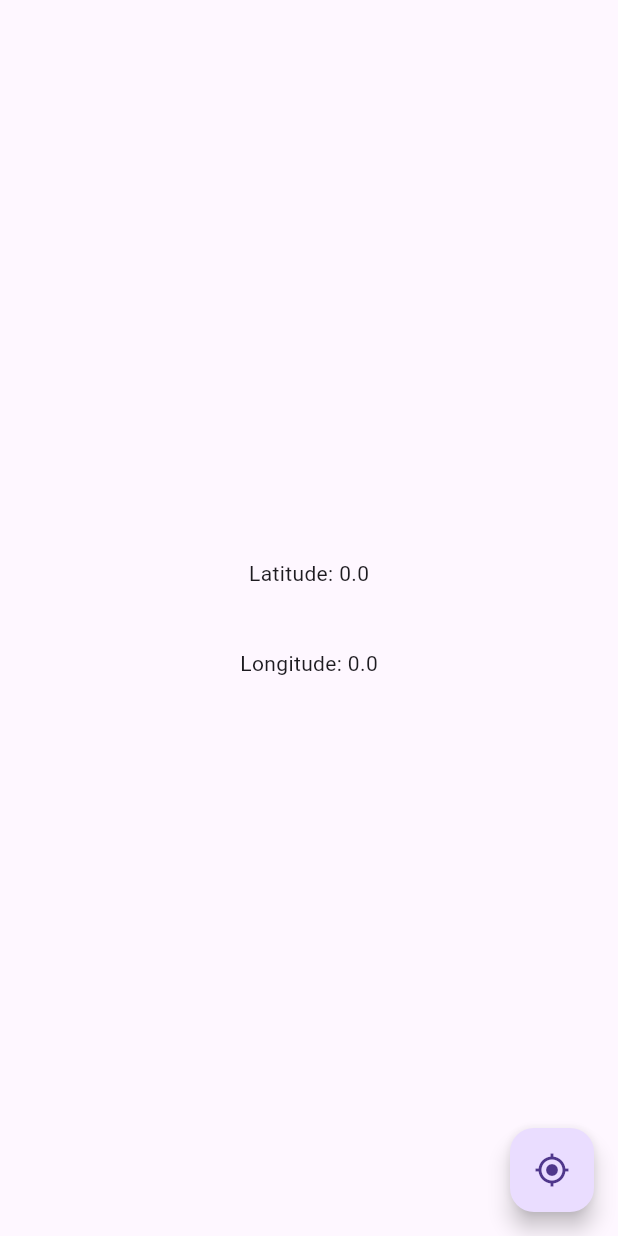
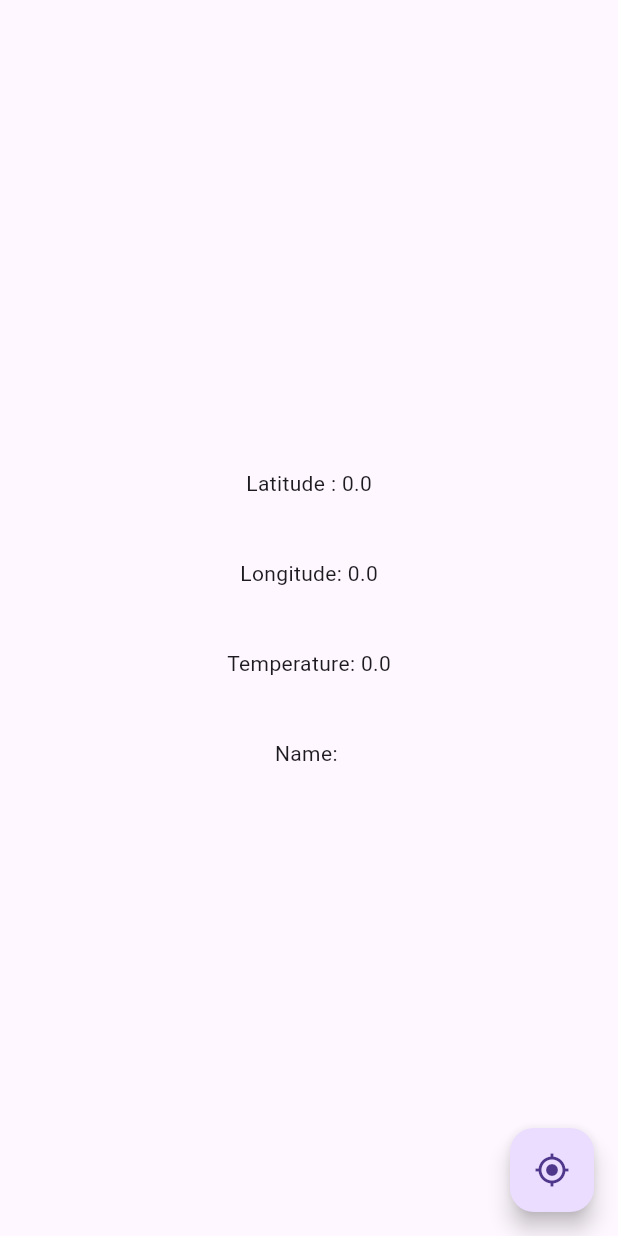
Before and after one commit to bhawesh2002/skyscape, a Flutter app: the screen it shows after launch, after a tap on the "gps fixed" icon, on a phone screen of 412 x 824 dp. Run offline on Flutter 3.47's test engine with Material 3 defaults, Android fonts, the phone set to English and light mode, and no system bars; our stand-ins replace get, location; network calls fail.

Commit message:
Use Obx to display reactive data instead of GetBuilder

```diff
--- a/lib/screen/home.dart
+++ b/lib/screen/home.dart
@@ -1,10 +1,12 @@
 import 'package:flutter/material.dart';
 import 'package:get/get.dart';
 import 'package:getx_weather_app/controllers/location_controller.dart';
+import 'package:getx_weather_app/controllers/weater_controller.dart';
 
 class HomePage extends StatelessWidget {
   HomePage({super.key});
   final LocationController _locationController = Get.put(LocationController());
+  final WeatherController _weatherController = Get.put(WeatherController());
 
   @override
   Widget build(BuildContext context) {
@@ -13,25 +15,35 @@ class HomePage extends StatelessWidget {
         child: Column(
           mainAxisAlignment: MainAxisAlignment.center,
           children: [
-            GetBuilder<LocationController>(
-              builder: (locationController) => Text(
-                "Latitude: ${locationController.lat.value}",
+            Obx(
+              () => Text(
+                "Latitude : ${_locationController.lat.value}",
               ),
             ),
             const Padding(
               padding: EdgeInsets.all(20),
             ),
-            GetBuilder<LocationController>(
-              builder: (locationController) => Text(
-                "Longitude: ${locationController.long.value}",
-              ),
+            Obx(
+              () => Text("Longitude: ${_locationController.long.value}"),
+            ),
+            const Padding(
+              padding: EdgeInsets.all(20),
+            ),
+            Obx(
+              () => Text("Temperature: ${_weatherController.temperature}"),
+            ),
+            const Padding(
+              padding: EdgeInsets.all(20),
+            ),
+            Obx(
+              () => Text("Name: ${_weatherController.name}"),
             ),
           ],
         ),
       ),
       floatingActionButton: FloatingActionButton(
         onPressed: () async {
-          await _locationController.setLocation();
+          await _weatherController.getweatherFromCoordinates();
         },
         child: const Icon(Icons.gps_fixed),
       ),
```
